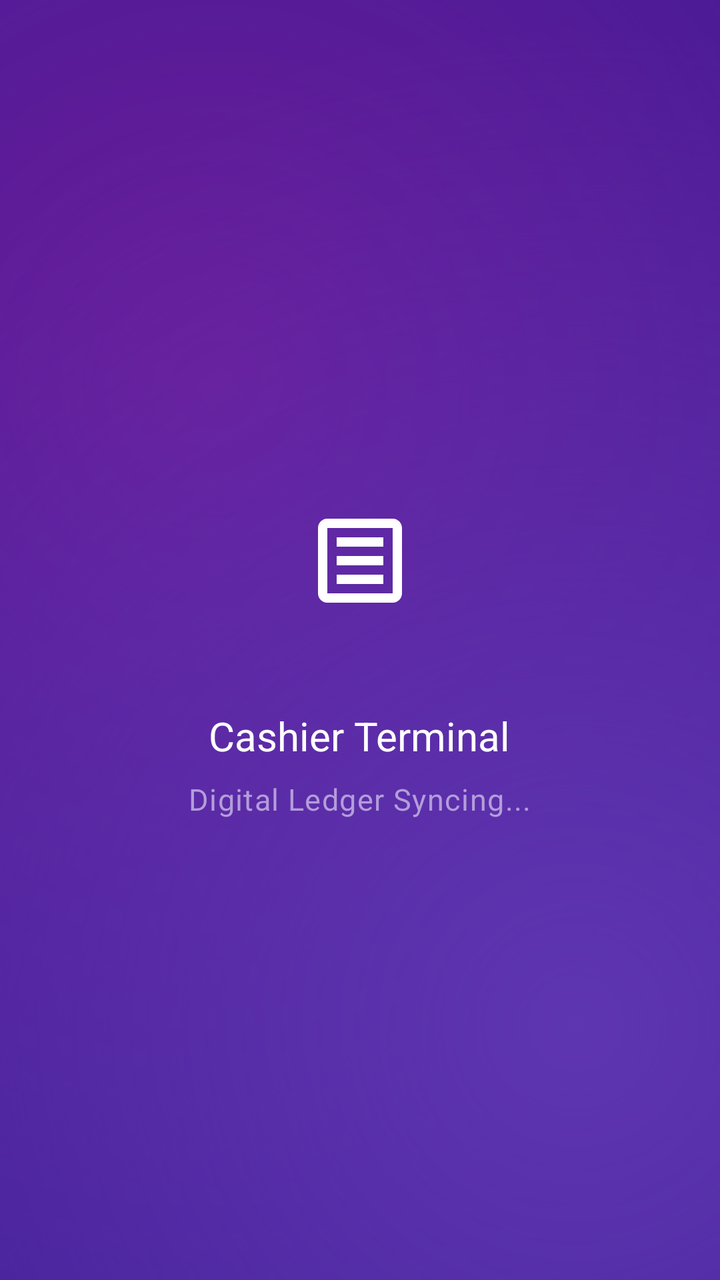
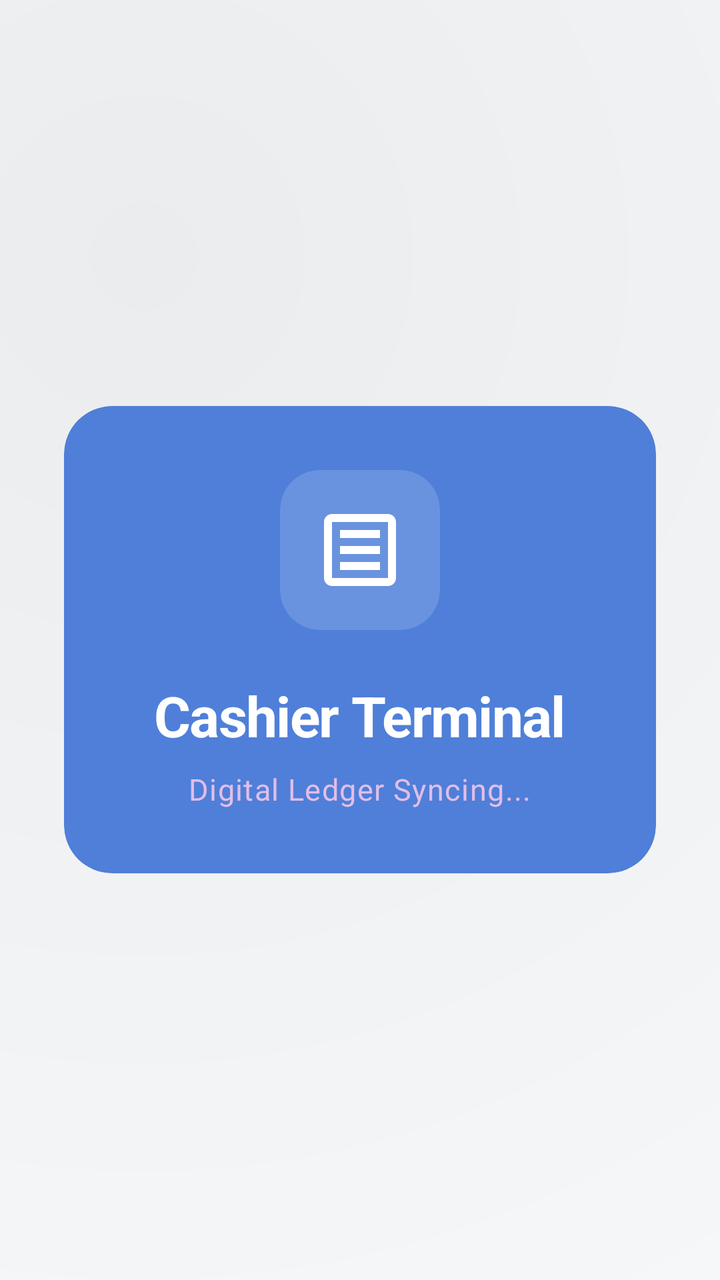

An Android layout rendered at two revisions. The XML below is the earlier revision; the diff shows what the commit changed to produce the second picture.
<!-- AndroidManifest.xml: application theme Theme.KasirAPP -->
<!-- res/layout/activity_dashboard_cashier.xml -->
<?xml version="1.0" encoding="utf-8"?>
<androidx.coordinatorlayout.widget.CoordinatorLayout
    xmlns:android="http://schemas.android.com/apk/res/android"
    xmlns:app="http://schemas.android.com/apk/res-auto"
    android:id="@+id/main"
    android:layout_width="match_parent"
    android:layout_height="match_parent"
    android:fitsSystemWindows="true"
    android:background="@drawable/bg_liquid_purple_gradient">

    <LinearLayout
        android:layout_width="wrap_content"
        android:layout_height="wrap_content"
        android:layout_gravity="center"
        android:gravity="center"
        android:orientation="vertical">

        <com.google.android.material.card.MaterialCardView
            style="@style/Widget.App.Card"
            android:layout_width="100dp"
            android:layout_height="100dp"
            app:cardCornerRadius="24dp"
            app:cardElevation="0dp">
            <ImageView
                android:layout_width="56dp"
                android:layout_height="56dp"
                android:layout_gravity="center"
                android:src="@drawable/ic_transaction"
                app:tint="@color/white" />
        </com.google.android.material.card.MaterialCardView>

        <TextView
            style="@style/TextAppearance.Future.TitleLarge"
            android:layout_width="wrap_content"
            android:layout_height="wrap_content"
            android:layout_marginTop="24dp"
            android:text="Cashier Terminal"
            android:textColor="@color/white" />

        <TextView
            style="@style/TextAppearance.Future.BodyLarge"
            android:layout_width="wrap_content"
            android:layout_height="wrap_content"
            android:layout_marginTop="8dp"
            android:text="Digital Ledger Syncing..."
            android:textColor="#B39DDB" />

    </LinearLayout>

</androidx.coordinatorlayout.widget.CoordinatorLayout>
<!-- resources referenced by this layout -->
<resources>
  <!-- drawable bg_liquid_purple_gradient (drawable) -->
  <?xml version="1.0" encoding="utf-8"?>
  <layer-list xmlns:android="http://schemas.android.com/apk/res/android">
      
      <item>
          <shape android:shape="rectangle">
              <solid android:color="#311B92" />
          </shape>
      </item>
  
      
      <item>
          <shape android:shape="rectangle">
              <gradient
                  android:angle="135"
                  android:centerX="30%"
                  android:centerY="30%"
                  android:endColor="@android:color/transparent"
                  android:gradientRadius="600dp"
                  android:startColor="#6A1B9A"
                  android:type="radial" />
          </shape>
      </item>
  
      
      <item>
          <shape android:shape="rectangle">
              <gradient
                  android:angle="315"
                  android:centerX="80%"
                  android:centerY="80%"
                  android:endColor="@android:color/transparent"
                  android:gradientRadius="500dp"
                  android:startColor="#5E35B1"
                  android:type="radial" />
          </shape>
      </item>
  </layer-list>
  <style name="TextAppearance.Future.BodyLarge" parent="TextAppearance.Premium.BodyLarge" />
  <style name="TextAppearance.Future.TitleLarge" parent="TextAppearance.Premium.TitleLarge" />
  <style name="Widget.App.Card" parent="Widget.Material3.CardView.Filled">
          <item name="cardCornerRadius">28dp</item>
          <item name="cardElevation">0dp</item>
          <item name="strokeWidth">0dp</item>
          <item name="android:background">@drawable/bg_liquid_glass</item>
          <item name="cardBackgroundColor">@android:color/transparent</item>
      </style>
  <style name="TextAppearance.Premium.BodyLarge" parent="TextAppearance.Material3.BodyLarge">
          <item name="android:textSize">15sp</item>
          <item name="android:fontFamily">sans-serif</item>
          <item name="android:lineSpacingExtra">3dp</item>
          <item name="android:textColor">#E1BEE7</item>
      </style>
  <style name="TextAppearance.Premium.TitleLarge" parent="TextAppearance.Material3.TitleLarge">
          <item name="android:textSize">20sp</item>
          <item name="android:fontFamily">sans-serif-medium</item>
          <item name="android:textColor">@color/white</item>
      </style>
  <!-- drawable bg_liquid_glass (drawable) -->
  <?xml version="1.0" encoding="utf-8"?>
  <layer-list xmlns:android="http://schemas.android.com/apk/res/android">
      
      <item>
          <shape android:shape="rectangle">
              <solid android:color="#1A000000" />
              <corners android:radius="28dp" />
          </shape>
      </item>
  
      
      <item android:bottom="2dp" android:left="1dp" android:right="1dp" android:top="1dp">
          <shape android:shape="rectangle">
              <gradient
                  android:angle="135"
                  android:endColor="#1AFFFFFF"
                  android:startColor="#4DFFFFFF"
                  android:type="linear" />
              <corners android:radius="28dp" />
          </shape>
      </item>
  
      
      <item>
          <shape android:shape="rectangle">
              <solid android:color="@android:color/transparent" />
              <corners android:radius="28dp" />
              <stroke
                  android:width="1.5dp"
                  android:color="#80FFFFFF" />
          </shape>
      </item>
  </layer-list>
  <style name="Base.Theme.KasirAPP" parent="Theme.Material3.Light.NoActionBar">
          
          <item name="colorPrimary">@color/primary</item>
          <item name="colorOnPrimary">@color/on_primary</item>
          <item name="colorPrimaryContainer">@color/primary_container</item>
          <item name="colorOnPrimaryContainer">@color/on_primary_container</item>
  
          <item name="colorSecondary">@color/secondary</item>
          <item name="colorOnSecondary">@color/on_secondary</item>
          <item name="colorSecondaryContainer">@color/secondary_container</item>
          <item name="colorOnSecondaryContainer">@color/on_secondary_container</item>
  
          <item name="android:windowBackground">@color/background</item>
          <item name="colorSurface">@color/surface</item>
          <item name="colorOnSurface">@color/on_surface</item>
          <item name="colorSurfaceVariant">@color/surface_variant</item>
          <item name="colorOnSurfaceVariant">@color/on_surface_variant</item>
          <item name="colorOutline">@color/outline</item>
  
          
          <item name="android:statusBarColor">@android:color/transparent</item>
          <item name="android:windowLightStatusBar">false</item>
          <item name="android:navigationBarColor">@android:color/transparent</item>
          <item name="android:windowLightNavigationBar" tools:targetApi="27">false</item>
  
          
          <item name="materialCardViewStyle">@style/Widget.App.Card</item>
          <item name="materialButtonStyle">@style/Widget.App.Button</item>
          <item name="textInputStyle">@style/Widget.App.TextInputLayout</item>
  
          
          <item name="textAppearanceHeadlineLarge">@style/TextAppearance.Premium.HeadlineLarge</item>
          <item name="textAppearanceTitleLarge">@style/TextAppearance.Premium.TitleLarge</item>
          <item name="textAppearanceBodyLarge">@style/TextAppearance.Premium.BodyLarge</item>
          <item name="textAppearanceLabelLarge">@style/TextAppearance.Premium.LabelLarge</item>
      </style>
  <color name="primary">#5E35B1</color>
  <color name="primary_container">#F3E5F5</color>
  <color name="on_primary_container">#4A148C</color>
  <color name="secondary">#7B1FA2</color>
  <color name="background">#F5F6FA</color>
  <color name="on_surface_variant">#625B71</color>
  <color name="outline">#7B6F96</color>
  <style name="Widget.App.Button" parent="Widget.Material3.Button.TonalButton">
          <item name="cornerRadius">20dp</item>
          <item name="android:background">@drawable/bg_liquid_glass</item>
          <item name="android:insetTop">0dp</item>
          <item name="android:insetBottom">0dp</item>
          <item name="android:textColor">@color/white</item>
      </style>
  <style name="Widget.App.TextInputLayout" parent="Widget.Material3.TextInputLayout.OutlinedBox">
          <item name="boxCornerRadiusTopStart">20dp</item>
          <item name="boxCornerRadiusTopEnd">20dp</item>
          <item name="boxCornerRadiusBottomStart">20dp</item>
          <item name="boxCornerRadiusBottomEnd">20dp</item>
          <item name="boxStrokeColor">#80FFFFFF</item>
          <item name="boxStrokeWidth">1.5dp</item>
          <item name="boxStrokeWidthFocused">2.5dp</item>
          <item name="android:textColorHint">#B3FFFFFF</item>
      </style>
  <style name="TextAppearance.Premium.HeadlineLarge" parent="TextAppearance.Material3.HeadlineLarge">
          <item name="android:textSize">28sp</item>
          <item name="android:fontFamily">sans-serif-medium</item>
          <item name="android:letterSpacing">-0.02</item>
          <item name="android:textColor">@color/white</item>
      </style>
  <style name="TextAppearance.Premium.LabelLarge" parent="TextAppearance.Material3.LabelLarge">
          <item name="android:textSize">14sp</item>
          <item name="android:fontFamily">sans-serif-medium</item>
          <item name="android:letterSpacing">0.02</item>
          <item name="android:textColor">#B39DDB</item>
      </style>
  <!-- unchanged entries left out for length: 10 -->
</resources>

<!-- the commit's change to res/layout/activity_dashboard_cashier.xml (unified diff, before → after) -->
@@ -9,41 +9,60 @@
     android:background="@drawable/bg_liquid_purple_gradient">
 
     <LinearLayout
-        android:layout_width="wrap_content"
+        android:layout_width="match_parent"
         android:layout_height="wrap_content"
         android:layout_gravity="center"
-        android:gravity="center"
+        android:padding="32dp"
         android:orientation="vertical">
 
         <com.google.android.material.card.MaterialCardView
-            style="@style/Widget.App.Card"
-            android:layout_width="100dp"
-            android:layout_height="100dp"
-            app:cardCornerRadius="24dp"
+            style="@style/Widget.App.BentoCard"
+            android:layout_width="match_parent"
+            android:layout_height="wrap_content"
+            app:cardBackgroundColor="@color/bento_blue"
             app:cardElevation="0dp">
-            <ImageView
-                android:layout_width="56dp"
-                android:layout_height="56dp"
-                android:layout_gravity="center"
-                android:src="@drawable/ic_transaction"
-                app:tint="@color/white" />
+
+            <LinearLayout
+                android:layout_width="match_parent"
+                android:layout_height="wrap_content"
+                android:orientation="vertical"
+                android:padding="32dp"
+                android:gravity="center">
+
+                <com.google.android.material.card.MaterialCardView
+                    style="@style/Widget.App.Card"
+                    android:layout_width="80dp"
+                    android:layout_height="80dp"
+                    app:cardCornerRadius="20dp"
+                    app:cardElevation="0dp"
+                    app:cardBackgroundColor="#26FFFFFF">
+                    <ImageView
+                        android:layout_width="48dp"
+                        android:layout_height="48dp"
+                        android:layout_gravity="center"
+                        android:src="@drawable/ic_transaction"
+                        app:tint="@color/white" />
+                </com.google.android.material.card.MaterialCardView>
+
+                <TextView
+                    style="@style/TextAppearance.Premium.HeadlineLarge"
+                    android:layout_width="wrap_content"
+                    android:layout_height="wrap_content"
+                    android:layout_marginTop="24dp"
+                    android:text="Cashier Terminal"
+                    android:textColor="@color/white"
+                    android:textStyle="bold" />
+
+                <TextView
+                    style="@style/TextAppearance.Premium.BodyLarge"
+                    android:layout_width="wrap_content"
+                    android:layout_height="wrap_content"
+                    android:layout_marginTop="8dp"
+                    android:text="Digital Ledger Syncing..."
+                    android:textColor="#E1BEE7" />
+
+            </LinearLayout>
         </com.google.android.material.card.MaterialCardView>
-
-        <TextView
-            style="@style/TextAppearance.Future.TitleLarge"
-            android:layout_width="wrap_content"
-            android:layout_height="wrap_content"
-            android:layout_marginTop="24dp"
-            android:text="Cashier Terminal"
-            android:textColor="@color/white" />
-
-        <TextView
-            style="@style/TextAppearance.Future.BodyLarge"
-            android:layout_width="wrap_content"
-            android:layout_height="wrap_content"
-            android:layout_marginTop="8dp"
-            android:text="Digital Ledger Syncing..."
-            android:textColor="#B39DDB" />
 
     </LinearLayout>
 
<!-- resource entries referenced after the edit -->
@@ -1,12 +1,13 @@
 <!-- resources referenced by this layout -->
 <resources>
+  <color name="bento_blue">#4F7FD9</color>
   <!-- drawable bg_liquid_purple_gradient (drawable) -->
   <?xml version="1.0" encoding="utf-8"?>
   <layer-list xmlns:android="http://schemas.android.com/apk/res/android">
       
       <item>
           <shape android:shape="rectangle">
-              <solid android:color="#311B92" />
+              <solid android:color="?android:attr/windowBackground" />
           </shape>
       </item>
   
@@ -15,11 +16,11 @@
           <shape android:shape="rectangle">
               <gradient
                   android:angle="135"
-                  android:centerX="30%"
-                  android:centerY="30%"
-                  android:endColor="@android:color/transparent"
-                  android:gradientRadius="600dp"
-                  android:startColor="#6A1B9A"
+                  android:centerX="20%"
+                  android:centerY="20%"
+                  android:endColor="@android:color/transparent"
+                  android:gradientRadius="700dp"
+                  android:startColor="#0D000000"
                   android:type="radial" />
           </shape>
       </item>
@@ -32,16 +33,14 @@
                   android:centerX="80%"
                   android:centerY="80%"
                   android:endColor="@android:color/transparent"
-                  android:gradientRadius="500dp"
-                  android:startColor="#5E35B1"
+                  android:gradientRadius="600dp"
+                  android:startColor="#05FFFFFF"
                   android:type="radial" />
           </shape>
       </item>
   </layer-list>
-  <style name="TextAppearance.Future.BodyLarge" parent="TextAppearance.Premium.BodyLarge" />
-  <style name="TextAppearance.Future.TitleLarge" parent="TextAppearance.Premium.TitleLarge" />
   <style name="Widget.App.Card" parent="Widget.Material3.CardView.Filled">
-          <item name="cardCornerRadius">28dp</item>
+          <item name="cardCornerRadius">24dp</item>
           <item name="cardElevation">0dp</item>
           <item name="strokeWidth">0dp</item>
           <item name="android:background">@drawable/bg_liquid_glass</item>
@@ -51,12 +50,12 @@
           <item name="android:textSize">15sp</item>
           <item name="android:fontFamily">sans-serif</item>
           <item name="android:lineSpacingExtra">3dp</item>
-          <item name="android:textColor">#E1BEE7</item>
+          <item name="android:textColor">?attr/colorOnSurfaceVariant</item>
       </style>
   <style name="TextAppearance.Premium.TitleLarge" parent="TextAppearance.Material3.TitleLarge">
           <item name="android:textSize">20sp</item>
           <item name="android:fontFamily">sans-serif-medium</item>
-          <item name="android:textColor">@color/white</item>
+          <item name="android:textColor">?attr/colorOnSurface</item>
       </style>
   <!-- drawable bg_liquid_glass (drawable) -->
   <?xml version="1.0" encoding="utf-8"?>
@@ -64,20 +63,48 @@
       
       <item>
           <shape android:shape="rectangle">
-              <solid android:color="#1A000000" />
-              <corners android:radius="28dp" />
-          </shape>
-      </item>
-  
-      
-      <item android:bottom="2dp" android:left="1dp" android:right="1dp" android:top="1dp">
+              <solid android:color="#0D000000" />
+              <corners android:radius="24dp" />
+          </shape>
+      </item>
+  
+      
+      <item android:bottom="1dp" android:left="1dp" android:right="1dp" android:top="1dp">
           <shape android:shape="rectangle">
               <gradient
                   android:angle="135"
-                  android:endColor="#1AFFFFFF"
-                  android:startColor="#4DFFFFFF"
+                  android:startColor="#26FFFFFF"
+                  android:endColor="#0DFFFFFF"
                   android:type="linear" />
-              <corners android:radius="28dp" />
+              <corners android:radius="24dp" />
+          </shape>
+      </item>
+  
+      
+      <item>
+          <shape android:shape="rectangle">
+              <gradient
+                  android:centerX="80%"
+                  android:centerY="20%"
+                  android:gradientRadius="120dp"
+                  android:startColor="#1AFFFFFF"
+                  android:endColor="@android:color/transparent"
+                  android:type="radial" />
+              <corners android:radius="24dp" />
+          </shape>
+      </item>
+  
+      
+      <item>
+          <shape android:shape="rectangle">
+              <gradient
+                  android:centerX="20%"
+                  android:centerY="80%"
+                  android:gradientRadius="150dp"
+                  android:startColor="#0D000000"
+                  android:endColor="@android:color/transparent"
+                  android:type="radial" />
+              <corners android:radius="24dp" />
           </shape>
       </item>
   
@@ -85,10 +112,10 @@
       <item>
           <shape android:shape="rectangle">
               <solid android:color="@android:color/transparent" />
-              <corners android:radius="28dp" />
+              <corners android:radius="24dp" />
               <stroke
-                  android:width="1.5dp"
-                  android:color="#80FFFFFF" />
+                  android:width="1.2dp"
+                  android:color="#26FFFFFF" />
           </shape>
       </item>
   </layer-list>
@@ -113,9 +140,9 @@
   
           
           <item name="android:statusBarColor">@android:color/transparent</item>
-          <item name="android:windowLightStatusBar">false</item>
+          <item name="android:windowLightStatusBar">true</item>
           <item name="android:navigationBarColor">@android:color/transparent</item>
-          <item name="android:windowLightNavigationBar" tools:targetApi="27">false</item>
+          <item name="android:windowLightNavigationBar" tools:targetApi="27">true</item>
   
           
           <item name="materialCardViewStyle">@style/Widget.App.Card</item>
@@ -128,41 +155,46 @@
           <item name="textAppearanceBodyLarge">@style/TextAppearance.Premium.BodyLarge</item>
           <item name="textAppearanceLabelLarge">@style/TextAppearance.Premium.LabelLarge</item>
       </style>
-  <color name="primary">#5E35B1</color>
-  <color name="primary_container">#F3E5F5</color>
-  <color name="on_primary_container">#4A148C</color>
-  <color name="secondary">#7B1FA2</color>
-  <color name="background">#F5F6FA</color>
-  <color name="on_surface_variant">#625B71</color>
-  <color name="outline">#7B6F96</color>
+  <color name="primary">#202124</color>
+  <color name="primary_container">#F5F6FA</color>
+  <color name="on_primary_container">#202124</color>
+  <color name="secondary">#625B71</color>
+  <color name="background">#F8F9FA</color>
+  <color name="on_surface_variant">#202124</color>
+  <color name="outline">#CCCCCC</color>
   <style name="Widget.App.Button" parent="Widget.Material3.Button.TonalButton">
-          <item name="cornerRadius">20dp</item>
+          <item name="cornerRadius">16dp</item>
           <item name="android:background">@drawable/bg_liquid_glass</item>
           <item name="android:insetTop">0dp</item>
           <item name="android:insetBottom">0dp</item>
-          <item name="android:textColor">@color/white</item>
+          <item name="android:textColor">?attr/colorOnSurface</item>
       </style>
   <style name="Widget.App.TextInputLayout" parent="Widget.Material3.TextInputLayout.OutlinedBox">
-          <item name="boxCornerRadiusTopStart">20dp</item>
-          <item name="boxCornerRadiusTopEnd">20dp</item>
-          <item name="boxCornerRadiusBottomStart">20dp</item>
-          <item name="boxCornerRadiusBottomEnd">20dp</item>
-          <item name="boxStrokeColor">#80FFFFFF</item>
-          <item name="boxStrokeWidth">1.5dp</item>
-          <item name="boxStrokeWidthFocused">2.5dp</item>
-          <item name="android:textColorHint">#B3FFFFFF</item>
+          <item name="boxCornerRadiusTopStart">16dp</item>
+          <item name="boxCornerRadiusTopEnd">16dp</item>
+          <item name="boxCornerRadiusBottomStart">16dp</item>
+          <item name="boxCornerRadiusBottomEnd">16dp</item>
+          <item name="boxStrokeColor">?attr/colorOutline</item>
+          <item name="boxStrokeWidth">1.2dp</item>
+          <item name="boxStrokeWidthFocused">2dp</item>
+          <item name="android:textColorHint">?attr/colorOnSurfaceVariant</item>
       </style>
   <style name="TextAppearance.Premium.HeadlineLarge" parent="TextAppearance.Material3.HeadlineLarge">
           <item name="android:textSize">28sp</item>
           <item name="android:fontFamily">sans-serif-medium</item>
           <item name="android:letterSpacing">-0.02</item>
-          <item name="android:textColor">@color/white</item>
+          <item name="android:textColor">?attr/colorOnSurface</item>
+      </style>
+  <style name="Widget.App.BentoCard" parent="Widget.Material3.CardView.Filled">
+          <item name="cardCornerRadius">24dp</item>
+          <item name="cardElevation">0dp</item>
+          <item name="strokeWidth">0dp</item>
       </style>
   <style name="TextAppearance.Premium.LabelLarge" parent="TextAppearance.Material3.LabelLarge">
           <item name="android:textSize">14sp</item>
           <item name="android:fontFamily">sans-serif-medium</item>
           <item name="android:letterSpacing">0.02</item>
-          <item name="android:textColor">#B39DDB</item>
+          <item name="android:textColor">?attr/colorSecondary</item>
       </style>
   <!-- unchanged entries left out for length: 10 -->
 </resources>
